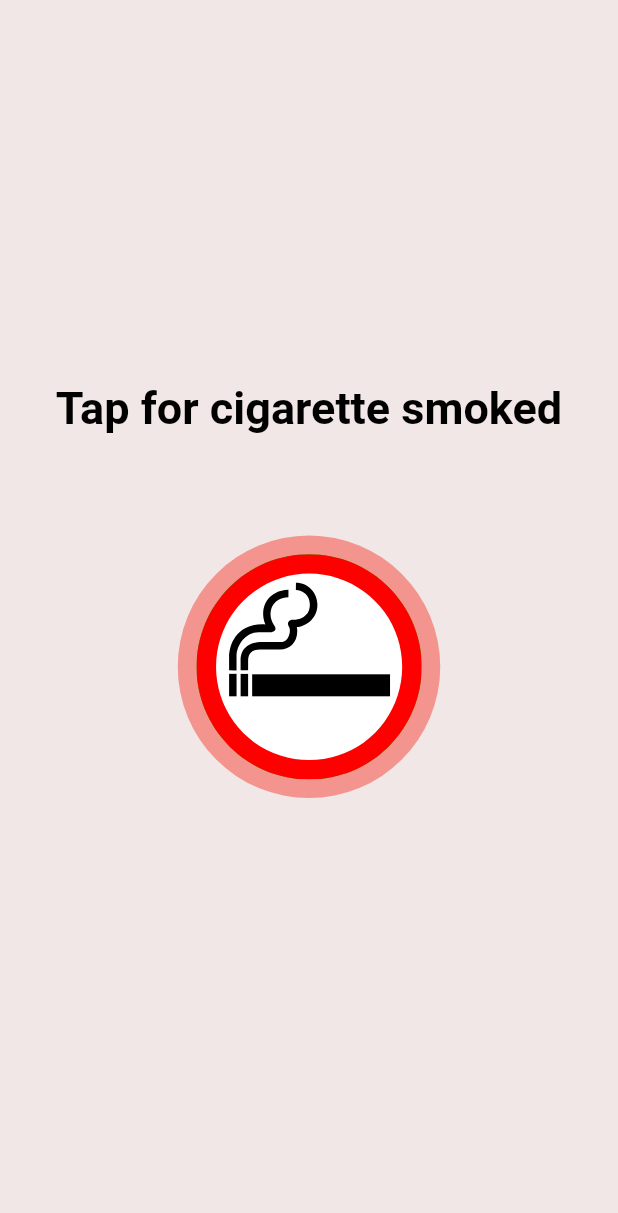
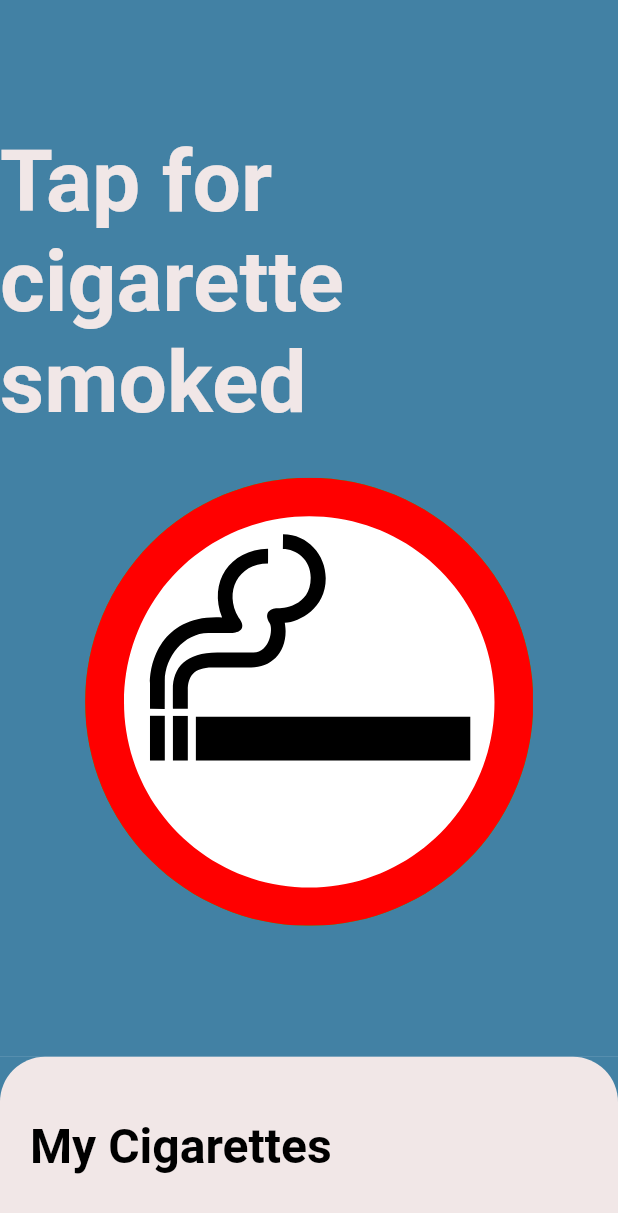
Before and after one commit to idoroiengel/cigarette-counter, a Flutter app: the screen it shows after launch, on a phone screen of 412 x 824 dp. Shown: the top 1213 px of the screen. Run offline on Flutter 3.47's test engine with Material 2 defaults, Android fonts, the phone set to English and light mode, and no system bars; our stand-ins replace floor, flutter_screenutil, flutter_svg, jiffy, modal_bottom_sheet, sqflite; missing offline and left inert: dialog_spinner, enum_to_string; accounts and stored records are empty; generated files the repository leaves out were written again; statements that could not run were skipped.

Commit message:
- added ScreenUtil call for all widgets' build methods that didn't have them. - added modal_bottom_sheet to pubspec.yaml. - implemented modal bottom sheet that appears in cigarette_counter_widget. - added null condition check to smoking_statistics_widget, as well as camel casing the output.

```diff
--- a/lib/components/add_cigarette_widget.dart
+++ b/lib/components/add_cigarette_widget.dart
@@ -1,5 +1,6 @@
 import 'package:flutter/animation.dart';
 import 'package:flutter/material.dart';
+import 'package:flutter_screenutil/flutter_screenutil.dart';
 import 'package:flutter_svg/flutter_svg.dart';
 import 'package:my_cigarette_counter/colors.dart';
 import 'package:my_cigarette_counter/routes.dart';
@@ -31,8 +32,10 @@ class _AddCigaretteWidgetState extends State<AddCigaretteWidget>
 
   @override
   Widget build(BuildContext context) {
+    ScreenUtil.init(context,
+        designSize: ScreenUtil.defaultSize, allowFontScaling: false);
     return Container(
-      color: Color(AppColors.isabellinePaletteColor),
+      color: Color(AppColors.celadonBluePaletteColor),
       child: _buildBody(),
     );
   }
@@ -46,14 +49,14 @@ class _AddCigaretteWidgetState extends State<AddCigaretteWidget>
             "Tap for cigarette smoked",
             style: TextStyle(
               fontWeight: FontWeight.bold,
-              fontSize: 30,
-              color: Colors.black,
+              fontSize: ScreenUtil().setSp(50),
+              color: Color(AppColors.isabellinePaletteColor),
             ),
           ),
           padding: EdgeInsets.only(bottom: 30.0),
         ),
         Container(
-          height: 250,
+          height: ScreenUtil().setHeight(250),
           // TODO optimize the AnimatedBuilder's rebuilds
           child: AnimatedBuilder(
             animation: CurvedAnimation(
@@ -71,11 +74,11 @@ class _AddCigaretteWidgetState extends State<AddCigaretteWidget>
                     child: Align(
                       child: SvgPicture.asset(
                         'assets/cigarettes/smoking_red_circle.svg',
-                        height: 150,
+                        height: ScreenUtil().setHeight(300),
+                        width: ScreenUtil().setWidth(300),
                       ),
                     ),
                     onTap: () => {
-                      // _controller..repeat(),
                       Navigator.pushNamed(context, Routes.add_cigarette_details)
                     },
                   ),
--- a/lib/screens/cigarette_counter_widget.dart
+++ b/lib/screens/cigarette_counter_widget.dart
@@ -1,9 +1,13 @@
 import 'package:flutter/material.dart';
+import 'package:flutter_screenutil/flutter_screenutil.dart';
+import 'package:modal_bottom_sheet/modal_bottom_sheet.dart';
+import 'package:my_cigarette_counter/colors.dart';
 import 'package:my_cigarette_counter/components/add_cigarette_widget.dart';
 import 'package:my_cigarette_counter/components/smoking_counter_drawer_widget.dart';
 import 'package:my_cigarette_counter/database/database.dart';
 import 'package:my_cigarette_counter/entity/cigarette.dart';
 import 'package:my_cigarette_counter/routes.dart';
+import 'package:my_cigarette_counter/screens/smoking_statistics_widget.dart';
 
 class CigaretteCounterWidget extends StatefulWidget {
   final AppDatabase database;
@@ -19,6 +23,8 @@ class _CigaretteCounterWidgetState extends State<CigaretteCounterWidget> {
 
   @override
   Widget build(BuildContext context) {
+    ScreenUtil.init(context,
+        designSize: ScreenUtil.defaultSize, allowFontScaling: false);
     return Scaffold(
       drawer: SmokingCounterDrawerWidget(
         // TODO implement an input for the String parameter in smokingContext
@@ -29,7 +35,47 @@ class _CigaretteCounterWidgetState extends State<CigaretteCounterWidget> {
       body: Center(
         child: AddCigaretteWidget(),
       ),
+      bottomNavigationBar: GestureDetector(
+        child: Container(
+          color: Color(AppColors.celadonBluePaletteColor),
+          child: Container(
+            decoration: BoxDecoration(
+              color: Color(AppColors.isabellinePaletteColor),
+              borderRadius: BorderRadius.only(
+                topLeft: Radius.circular(30),
+                topRight: Radius.circular(30),
+              ),
+            ),
+            height: ScreenUtil().setHeight(100),
+            padding: EdgeInsets.symmetric(horizontal: 20),
+            alignment: Alignment.centerLeft,
+            child: Text(
+              "My Cigarettes",
+              style: TextStyle(
+                fontSize: ScreenUtil().setSp(28),
+                color: Colors.black,
+                fontWeight: FontWeight.bold,
+              ),
+            ),
+          ),
+        ),
+        onTap: () => buildShowMaterialModalBottomSheet(context),
+        onVerticalDragStart: (details) =>
+            buildShowMaterialModalBottomSheet(context),
+      ),
     );
+  }
+
+  Future buildShowMaterialModalBottomSheet(BuildContext context) {
+    return showMaterialModalBottomSheet(
+        context: context,
+        expand: true,
+        barrierColor: Color(AppColors.isabellinePaletteColor),
+        builder: (context) => Container(
+                child: SmokingStatisticsWidget(
+              database: widget.database,
+              status: SmokingStatisticsStatus.DEFAULT,
+            )));
   }
 
   @override
--- a/pubspec.yaml
+++ b/pubspec.yaml
@@ -29,6 +29,7 @@ dependencies:
   enum_to_string: ^1.0.14
   flutter_screenutil: ^3.2.0
   dialog_spinner: ^0.1.3
+  modal_bottom_sheet: ^1.0.0+1
   # The following adds the Cupertino Icons font to your application.
   # Use with the CupertinoIcons class for iOS style icons.
   cupertino_icons: ^1.0.0
```
Also changed, not shown: lib/screens/smoking_statistics_widget.dart (+33 -10 lines).
